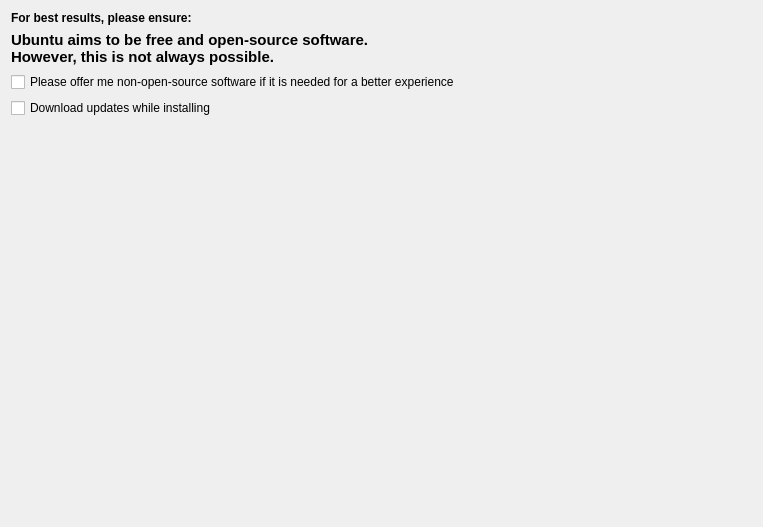
First picture: the form in gui/qt/stepPrepare.ui, repository chenhan1218/ubiquity, before the edit.
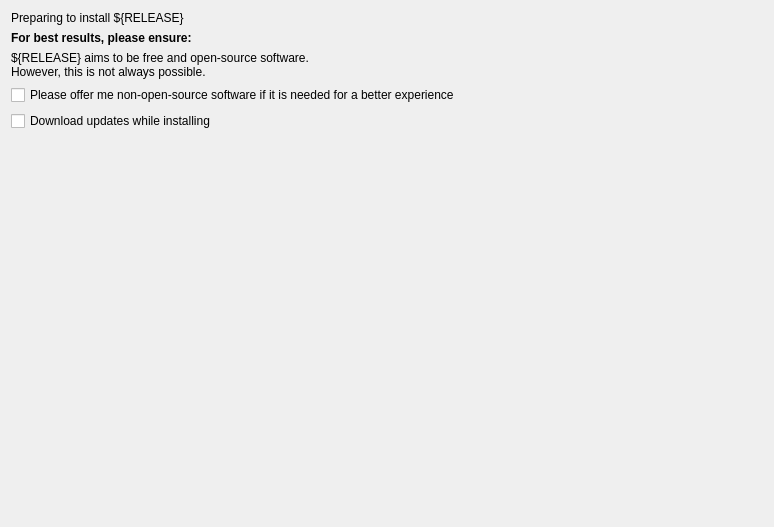
Second picture: the form after the edit.

Patch:
```diff
--- a/gui/qt/stepPrepare.ui
+++ b/gui/qt/stepPrepare.ui
@@ -14,54 +14,57 @@
    <string>Form</string>
   </property>
   <layout class="QGridLayout" name="gridLayout">
-   <item row="0" column="0">
+   <item row="1" column="0">
     <widget class="QLabel" name="prepare_best_results">
      <property name="text">
       <string>&lt;b&gt;For best results, please ensure:&lt;/b&gt;</string>
      </property>
     </widget>
    </item>
-   <item row="1" column="0">
-    <layout class="QVBoxLayout" name="vbox1"/>
-   </item>
    <item row="2" column="0">
-    <widget class="QLabel" name="prepare_foss_disclaimer">
-     <property name="text">
-      <string>&lt;!DOCTYPE HTML PUBLIC &quot;-//W3C//DTD HTML 4.0//EN&quot; &quot;http://www.w3.org/TR/REC-html40/strict.dtd&quot;&gt;
-&lt;html&gt;&lt;head&gt;&lt;meta name=&quot;qrichtext&quot; content=&quot;1&quot; /&gt;&lt;style type=&quot;text/css&quot;&gt;
-p, li { white-space: pre-wrap; }
-&lt;/style&gt;&lt;/head&gt;&lt;body style=&quot; font-family:'UbuntuBeta'; font-size:11pt; font-weight:400; font-style:normal;&quot;&gt;
-&lt;p style=&quot; margin-top:0px; margin-bottom:0px; margin-left:0px; margin-right:0px; -qt-block-indent:0; text-indent:0px;&quot;&gt;&lt;span style=&quot; font-weight:600;&quot;&gt;Ubuntu aims to be free and open-source software.&lt;br /&gt;However, this is not always possible.&lt;/span&gt;&lt;/p&gt;&lt;/body&gt;&lt;/html&gt;</string>
-     </property>
-    </widget>
+    <layout class="QVBoxLayout" name="vbox1"/>
    </item>
    <item row="3" column="0">
+    <widget class="QLabel" name="prepare_foss_disclaimer">
+     <property name="text">
+      <string>&lt;qt&gt;${RELEASE} aims to be free and open-source software.&lt;br /&gt;However, this is not always possible.&lt;/span&gt;&lt;/qt&gt;</string>
+     </property>
+    </widget>
+   </item>
+   <item row="4" column="0">
     <widget class="QCheckBox" name="prepare_nonfree_software">
      <property name="text">
       <string>Please offer me non-open-source software if it is needed for a better experience</string>
      </property>
     </widget>
    </item>
-   <item row="4" column="0">
+   <item row="5" column="0">
     <widget class="QCheckBox" name="prepare_download_updates">
      <property name="text">
       <string>Download updates while installing</string>
      </property>
     </widget>
    </item>
-   <item row="5" column="0">
+   <item row="6" column="0">
     <spacer name="verticalSpacer">
      <property name="orientation">
       <enum>Qt::Vertical</enum>
      </property>
      <property name="sizeHint" stdset="0">
       <size>
-       <width>618</width>
-       <height>398</height>
+       <width>752</width>
+       <height>376</height>
       </size>
      </property>
     </spacer>
    </item>
+   <item row="0" column="0">
+    <widget class="QLabel" name="prepare_heading_label">
+     <property name="text">
+      <string>Preparing to install ${RELEASE}</string>
+     </property>
+    </widget>
+   </item>
   </layout>
  </widget>
  <resources/>
```
